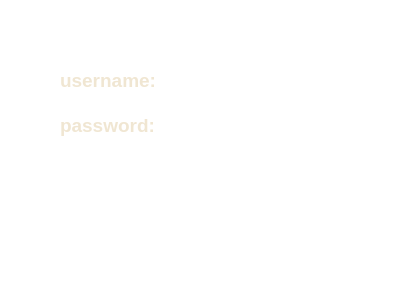
Above: loginpage.ui from mobinaebrahim/Slay-The-Spire before the change. Below: the same form after it.
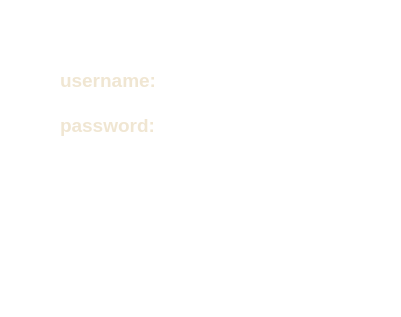
That is the form after the change. Icons and pictures are not drawn.

```diff
--- a/loginpage.ui
+++ b/loginpage.ui
@@ -6,8 +6,8 @@
    <rect>
     <x>0</x>
     <y>0</y>
-    <width>400</width>
-    <height>300</height>
+    <width>401</width>
+    <height>317</height>
    </rect>
   </property>
   <property name="windowTitle">
```
